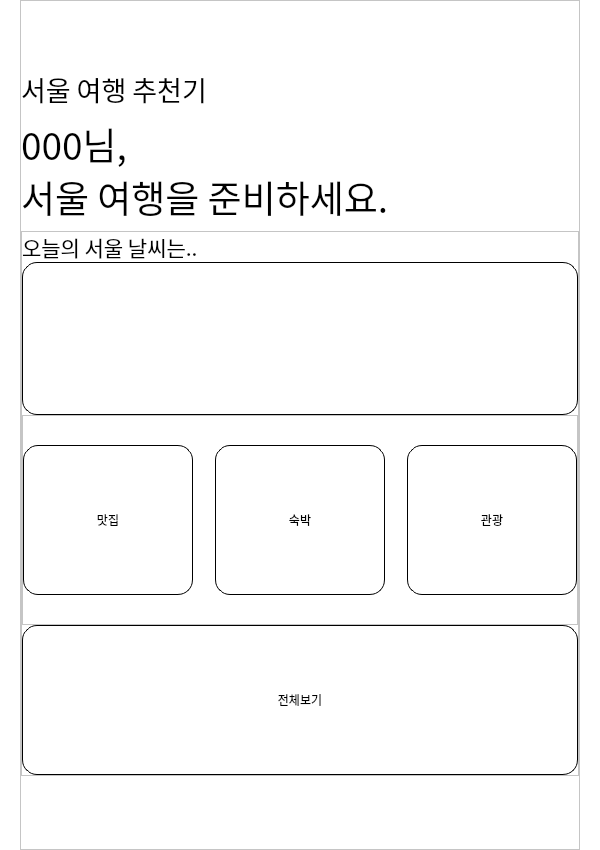
Qt form soyeon/seoul_main_page.ui (yunjae6875/seoul_trip_program) before a commit.
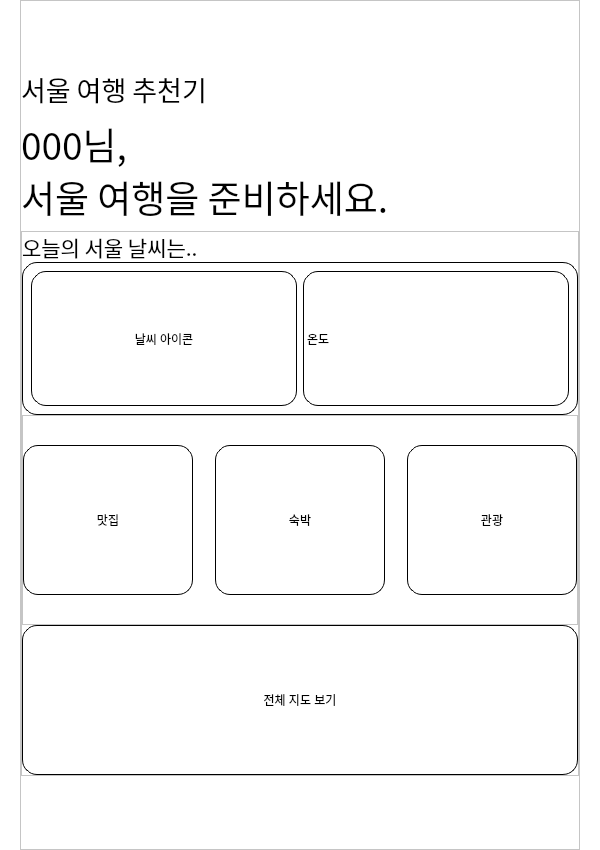
The same form after that commit. The open tabs and pages were chosen to show the change. Icons and pictures are not drawn.

Commit message: 0705 main_test.py 로 옮겨서 클릭이벤트 추가중

What changed in the file:
```diff
--- a/soyeon/seoul_main_page.ui
+++ b/soyeon/seoul_main_page.ui
@@ -286,6 +286,28 @@
 border-radius: 15px;
 border: 1px solid black;</string>
                   </property>
+                  <layout class="QHBoxLayout" name="horizontalLayout_12">
+                   <item>
+                    <widget class="QLabel" name="wheather_icon">
+                     <property name="text">
+                      <string>날씨 아이콘</string>
+                     </property>
+                     <property name="scaledContents">
+                      <bool>true</bool>
+                     </property>
+                     <property name="alignment">
+                      <set>Qt::AlignCenter</set>
+                     </property>
+                    </widget>
+                   </item>
+                   <item>
+                    <widget class="QLabel" name="temp_label">
+                     <property name="text">
+                      <string>온도</string>
+                     </property>
+                    </widget>
+                   </item>
+                  </layout>
                  </widget>
                 </item>
                 <item>
@@ -413,7 +435,7 @@
                    <string notr="true"/>
                   </property>
                   <property name="text">
-                   <string>전체보기</string>
+                   <string>전체 지도 보기</string>
                   </property>
                  </widget>
                 </item>
```
Left out of the diff: 38 changed lines with no effect on the pictures. The commit also changes 2 other files.
